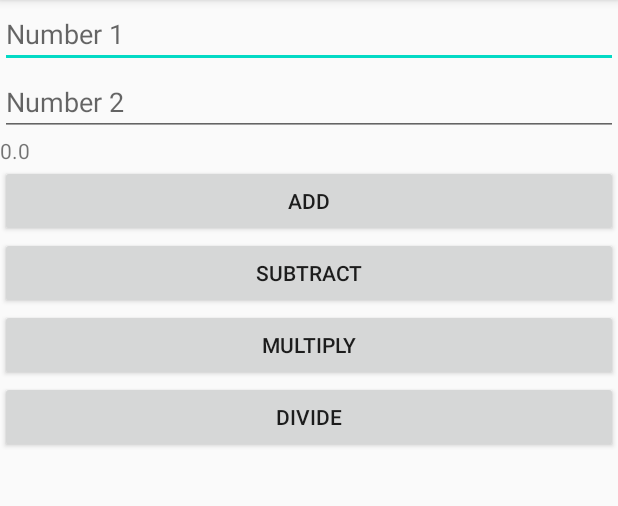
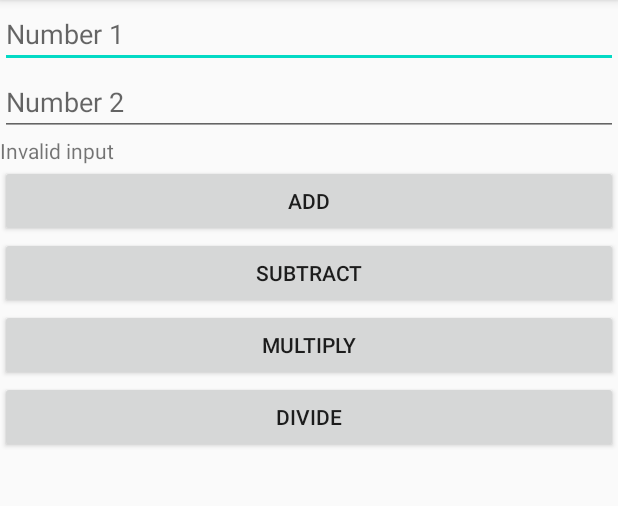
Before and after one commit to rcouturedev/SimpleCalculator, an Android app: the screen it shows after launch (MainActivity), after a tap on "SUBTRACT", on a phone screen of 412 x 824 dp, the part 84-590 px from its top. Run offline under Robolectric (Android 15) with nearby library versions, the phone set to English and light mode, and no system bars; 1 other tap on this screen came first.

Commit message:
version one

```diff
--- a/app/src/main/java/com/example/simplecalc/MainActivity.java
+++ b/app/src/main/java/com/example/simplecalc/MainActivity.java
@@ -1,6 +1,4 @@
 package com.example.simplecalc;
-
-import androidx.appcompat.app.AppCompatActivity;
 
 import android.os.Bundle;
 import android.view.View;
@@ -8,25 +6,27 @@ import android.widget.Button;
 import android.widget.EditText;
 import android.widget.TextView;
 
+import androidx.appcompat.app.AppCompatActivity;
+
 public class MainActivity extends AppCompatActivity {
     TextView result;
-    EditText number1,number2;
-    Button add,subtract,divide,multiply;
+    EditText number1, number2;
+    Button add, subtract, divide, multiply;
     float result_num;
-    Integer num1,num2;
+    Integer num1, num2;
 
     @Override
     protected void onCreate(Bundle savedInstanceState) {
         super.onCreate(savedInstanceState);
         setContentView(R.layout.activity_main);
-        result = (TextView)findViewById(R.id.result);
-        number1 = (EditText)findViewById(R.id.number1);
-        number2 = (EditText)findViewById(R.id.number2);
+        result = findViewById(R.id.result);
+        number1 = findViewById(R.id.number1);
+        number2 = findViewById(R.id.number2);
 
-        add = (Button)findViewById(R.id.Add);
-        subtract = (Button)findViewById(R.id.Subtract);
-        multiply = (Button)findViewById(R.id.Multiply);
-        divide = (Button)findViewById(R.id.Divide);
+        add = findViewById(R.id.Add);
+        subtract = findViewById(R.id.Subtract);
+        multiply = findViewById(R.id.Multiply);
+        divide = findViewById(R.id.Divide);
 
         add.setOnClickListener(new View.OnClickListener() {
             @Override
@@ -40,28 +40,40 @@ public class MainActivity extends AppCompatActivity {
         subtract.setOnClickListener(new View.OnClickListener() {
             @Override
             public void onClick(View v) {
+                if (number1.getText().length() != 0 && number2.getText().length() != 0) {
                     num1 = Integer.parseInt(number1.getText().toString());
                     num2 = Integer.parseInt(number2.getText().toString());
                     result_num = num1 - num2;
                     result.setText(String.valueOf(result_num));
+                } else {
+                    result.setText("Invalid input");
+                }
             }
         });
         multiply.setOnClickListener(new View.OnClickListener() {
             @Override
             public void onClick(View v) {
+                if (number1.getText().length() != 0 && number2.getText().length() != 0) {
                     num1 = Integer.parseInt(number1.getText().toString());
                     num2 = Integer.parseInt(number2.getText().toString());
                     result_num = num1 * num2;
                     result.setText(String.valueOf(result_num));
+                } else {
+                    result.setText("Invalid input");
+                }
             }
         });
         divide.setOnClickListener(new View.OnClickListener() {
             @Override
             public void onClick(View v) {
+                if (number1.getText().length() != 0 && number2.getText().length() != 0) {
                     num1 = Integer.parseInt(number1.getText().toString());
                     num2 = Integer.parseInt(number2.getText().toString());
                     result_num = num1 / num2;
                     result.setText(String.valueOf(result_num));
+                } else {
+                    result.setText("Invalid input");
+                }
             }
         });
     }
```
Lines whose indentation alone changed are shown as unchanged.
